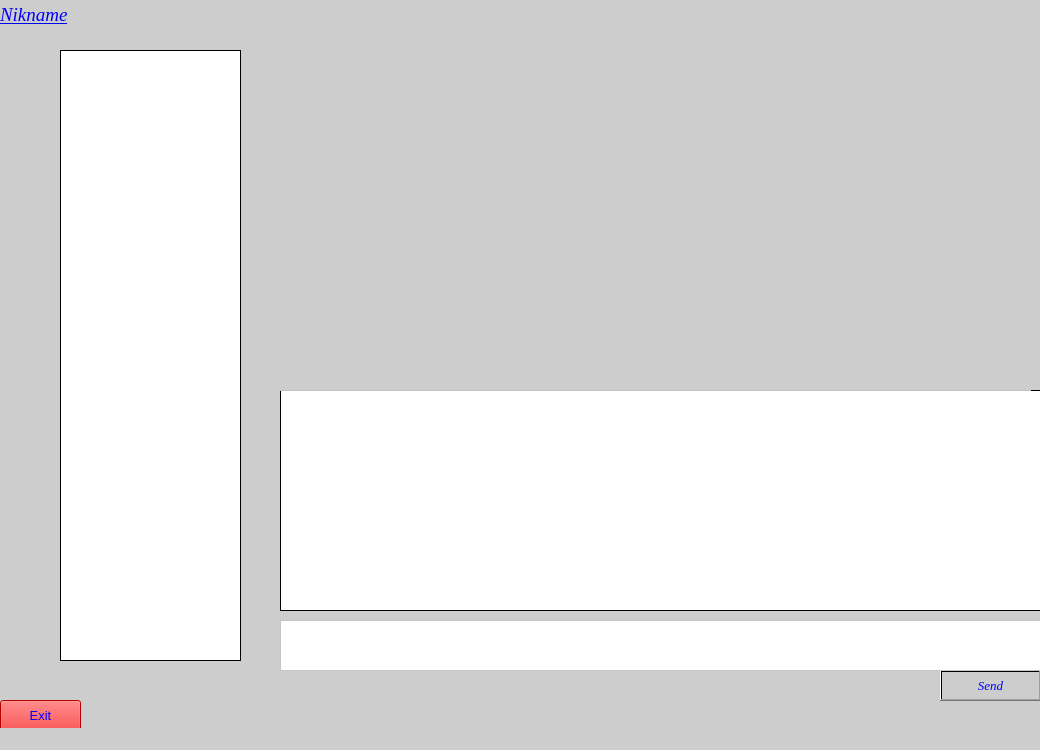
The window that QTClient/mainwindow.ui (icarazob/TCPVideoChatQT) describes before a commit, drawn with Qt 5.
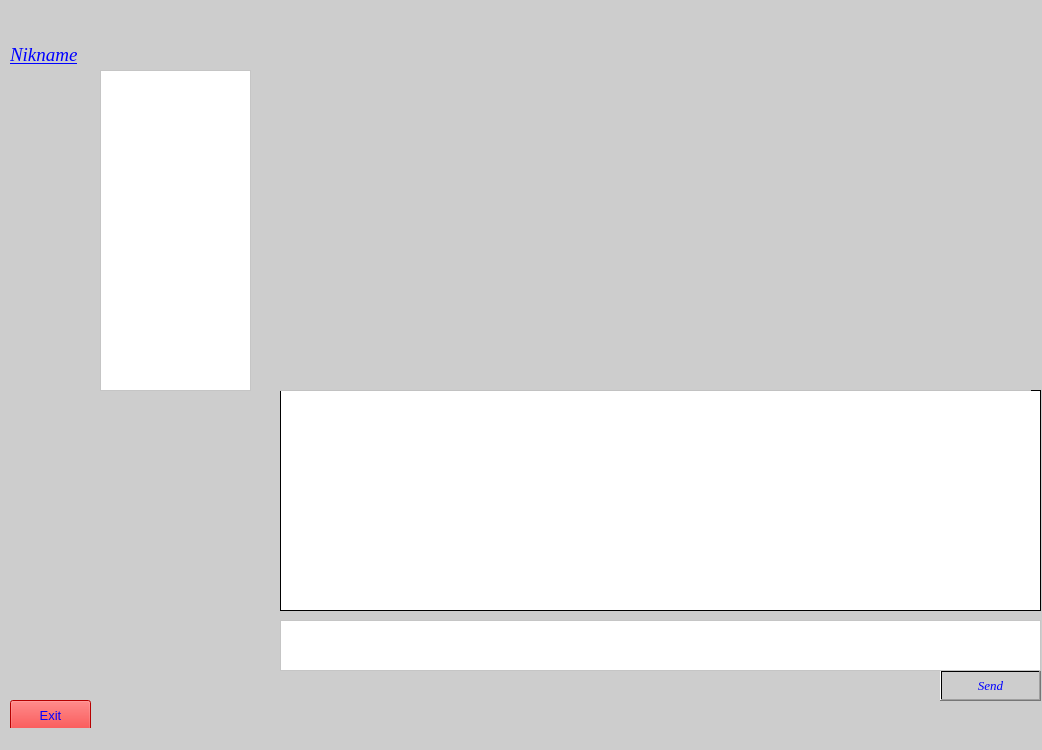
The same window after the commit. Icons and pictures are not drawn.

The edit to the form file:
```diff
--- a/QTClient/mainwindow.ui
+++ b/QTClient/mainwindow.ui
@@ -6,7 +6,7 @@
    <rect>
     <x>0</x>
     <y>0</y>
-    <width>1040</width>
+    <width>1042</width>
     <height>750</height>
    </rect>
   </property>
@@ -37,7 +37,7 @@
    <widget class="QPushButton" name="buttonExit">
     <property name="geometry">
      <rect>
-      <x>0</x>
+      <x>10</x>
       <y>700</y>
       <width>81</width>
       <height>31</height>
@@ -87,7 +87,8 @@
      </font>
     </property>
     <property name="styleSheet">
-     <string notr="true">background-color: qlineargradient(spread:pad, x1:0, y1:0, x2:1, y2:0, stop:0 rgba(255, 255, 255, 255), stop:1 rgba(255, 255, 255, 255));</string>
+     <string notr="true">background-color: qlineargradient(spread:pad, x1:0, y1:0, x2:1, y2:0, stop:0 rgba(255, 255, 255, 255), stop:1 rgba(255, 255, 255, 255));
+border-color: qlineargradient(spread:pad, x1:0, y1:0, x2:1, y2:0, stop:0 rgba(122, 90, 239, 255), stop:1 rgba(255, 255, 255, 255));</string>
     </property>
     <property name="readOnly">
      <bool>true</bool>
@@ -140,7 +141,8 @@
      </font>
     </property>
     <property name="styleSheet">
-     <string notr="true">background-color: rgb(255, 255, 255);</string>
+     <string notr="true">background-color: rgb(255, 255, 255);
+border-color: rgb(0, 0, 255);</string>
     </property>
    </widget>
    <widget class="QLabel" name="label">
@@ -228,9 +230,9 @@
    <widget class="QLabel" name="nameLabel">
     <property name="geometry">
      <rect>
-      <x>0</x>
-      <y>0</y>
-      <width>91</width>
+      <x>10</x>
+      <y>40</y>
+      <width>131</width>
       <height>31</height>
      </rect>
     </property>
@@ -276,17 +278,17 @@
      <bool>true</bool>
     </property>
    </widget>
-   <widget class="QListView" name="listView">
+   <widget class="QListWidget" name="listWidget">
     <property name="geometry">
      <rect>
-      <x>60</x>
-      <y>50</y>
-      <width>181</width>
-      <height>611</height>
+      <x>100</x>
+      <y>70</y>
+      <width>151</width>
+      <height>321</height>
      </rect>
     </property>
     <property name="styleSheet">
-     <string notr="true">background-color: qlineargradient(spread:pad, x1:0, y1:0, x2:1, y2:0, stop:0 rgba(255, 255, 255, 255), stop:1 rgba(255, 255, 255, 255));</string>
+     <string notr="true">background-color: rgb(255, 255, 255);</string>
     </property>
    </widget>
   </widget>
```
